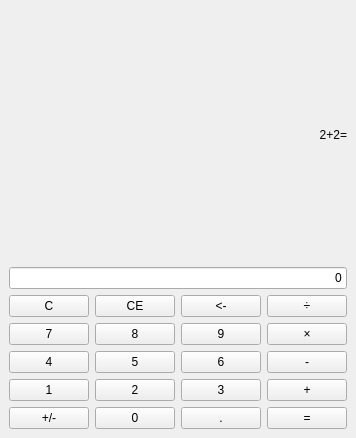
Old version of the form design.ui in the repository SnowFox-95/calc_gui.
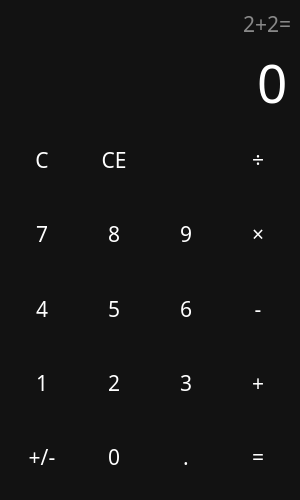
New version of the form. Icons and pictures are not drawn.

Commit message: design.ui - создание поля ввода - создание промежуточного поля - создание кнопок и их переименование - файлы ресурсов - конвертация в файлы питона - дизайн

What changed in the file:
```diff
--- a/design.ui
+++ b/design.ui
@@ -6,17 +6,63 @@
    <rect>
     <x>0</x>
     <y>0</y>
-    <width>338</width>
-    <height>438</height>
+    <width>300</width>
+    <height>500</height>
    </rect>
   </property>
+  <property name="minimumSize">
+   <size>
+    <width>300</width>
+    <height>500</height>
+   </size>
+  </property>
   <property name="windowTitle">
    <string>Calculator4ik</string>
   </property>
+  <property name="windowIcon">
+   <iconset resource="files.qrc">
+    <normaloff>:/icons/outline_calculate_black_24dp.png</normaloff>:/icons/outline_calculate_black_24dp.png</iconset>
+  </property>
+  <property name="styleSheet">
+   <string notr="true">QWidget 
+{
+color: white;
+background-color: #121212;
+font-family: Rubik;
+font-size: 16pt;
+font-weigth: 600;
+}
+
+QPushButton {
+    background-color: transparent;
+    border: none;
+}
+
+QPushButton:hover {
+    background-color: #666;
+
+}
+QPushButton:press {
+    background-color: #888;
+
+}</string>
+  </property>
   <widget class="QWidget" name="centralwidget">
+   <property name="styleSheet">
+    <string notr="true"/>
+   </property>
    <layout class="QVBoxLayout" name="verticalLayout_3">
     <item>
      <widget class="QLabel" name="label">
+      <property name="sizePolicy">
+       <sizepolicy hsizetype="Preferred" vsizetype="Maximum">
+        <horstretch>0</horstretch>
+        <verstretch>0</verstretch>
+       </sizepolicy>
+      </property>
+      <property name="styleSheet">
+       <string notr="true">color:#888;</string>
+      </property>
       <property name="text">
        <string>2+2=</string>
       </property>
@@ -27,9 +73,19 @@
     </item>
     <item>
      <widget class="QLineEdit" name="lineEdit">
+      <property name="sizePolicy">
+       <sizepolicy hsizetype="Expanding" vsizetype="Maximum">
+        <horstretch>0</horstretch>
+        <verstretch>0</verstretch>
+       </sizepolicy>
+      </property>
       <property name="layoutDirection">
        <enum>Qt::LeftToRight</enum>
       </property>
+      <property name="styleSheet">
+       <string notr="true">font-size: 40pt;
+border: none;</string>
+      </property>
       <property name="text">
        <string>0</string>
       </property>
@@ -48,6 +104,15 @@
      <layout class="QGridLayout" name="Layout">
       <item row="0" column="0">
        <widget class="QPushButton" name="btn_C">
+        <property name="sizePolicy">
+         <sizepolicy hsizetype="Minimum" vsizetype="Expanding">
+          <horstretch>0</horstretch>
+          <verstretch>0</verstretch>
+         </sizepolicy>
+        </property>
+        <property name="cursor">
+         <cursorShape>PointingHandCursor</cursorShape>
+        </property>
         <property name="text">
          <string>C</string>
         </property>
@@ -55,6 +120,15 @@
       </item>
       <item row="0" column="1">
        <widget class="QPushButton" name="btn_CE">
+        <property name="sizePolicy">
+         <sizepolicy hsizetype="Minimum" vsizetype="Expanding">
+          <horstretch>0</horstretch>
+          <verstretch>0</verstretch>
+         </sizepolicy>
+        </property>
+        <property name="cursor">
+         <cursorShape>PointingHandCursor</cursorShape>
+        </property>
         <property name="text">
          <string>CE</string>
         </property>
@@ -62,6 +136,15 @@
       </item>
       <item row="2" column="0">
        <widget class="QPushButton" name="btn_4">
+        <property name="sizePolicy">
+         <sizepolicy hsizetype="Minimum" vsizetype="Expanding">
+          <horstretch>0</horstretch>
+          <verstretch>0</verstretch>
+         </sizepolicy>
+        </property>
+        <property name="cursor">
+         <cursorShape>PointingHandCursor</cursorShape>
+        </property>
         <property name="text">
          <string>4</string>
         </property>
@@ -72,6 +155,15 @@
       </item>
       <item row="3" column="2">
        <widget class="QPushButton" name="btn_3">
+        <property name="sizePolicy">
+         <sizepolicy hsizetype="Minimum" vsizetype="Expanding">
+          <horstretch>0</horstretch>
+          <verstretch>0</verstretch>
+         </sizepolicy>
+        </property>
+        <property name="cursor">
+         <cursorShape>PointingHandCursor</cursorShape>
+        </property>
         <property name="text">
          <string>3</string>
         </property>
@@ -82,6 +174,15 @@
       </item>
       <item row="2" column="3">
        <widget class="QPushButton" name="btn_min">
+        <property name="sizePolicy">
+         <sizepolicy hsizetype="Minimum" vsizetype="Expanding">
+          <horstretch>0</horstretch>
+          <verstretch>0</verstretch>
+         </sizepolicy>
+        </property>
+        <property name="cursor">
+         <cursorShape>PointingHandCursor</cursorShape>
+        </property>
         <property name="text">
          <string>-</string>
         </property>
@@ -92,6 +193,15 @@
       </item>
       <item row="3" column="1">
        <widget class="QPushButton" name="btn_2">
+        <property name="sizePolicy">
+         <sizepolicy hsizetype="Minimum" vsizetype="Expanding">
+          <horstretch>0</horstretch>
+          <verstretch>0</verstretch>
+         </sizepolicy>
+        </property>
+        <property name="cursor">
+         <cursorShape>PointingHandCursor</cursorShape>
+        </property>
         <property name="text">
          <string>2</string>
         </property>
@@ -102,6 +212,15 @@
       </item>
       <item row="3" column="0">
        <widget class="QPushButton" name="btn_1">
+        <property name="sizePolicy">
+         <sizepolicy hsizetype="Minimum" vsizetype="Expanding">
+          <horstretch>0</horstretch>
+          <verstretch>0</verstretch>
+         </sizepolicy>
+        </property>
+        <property name="cursor">
+         <cursorShape>PointingHandCursor</cursorShape>
+        </property>
         <property name="text">
          <string>1</string>
         </property>
@@ -112,6 +231,15 @@
       </item>
       <item row="1" column="0">
        <widget class="QPushButton" name="btn_7">
+        <property name="sizePolicy">
+         <sizepolicy hsizetype="Minimum" vsizetype="Expanding">
+          <horstretch>0</horstretch>
+          <verstretch>0</verstretch>
+         </sizepolicy>
+        </property>
+        <property name="cursor">
+         <cursorShape>PointingHandCursor</cursorShape>
+        </property>
         <property name="text">
          <string>7</string>
         </property>
@@ -122,6 +250,15 @@
       </item>
       <item row="2" column="2">
        <widget class="QPushButton" name="btn_6">
+        <property name="sizePolicy">
+         <sizepolicy hsizetype="Minimum" vsizetype="Expanding">
+          <horstretch>0</horstretch>
+          <verstretch>0</verstretch>
+         </sizepolicy>
+        </property>
+        <property name="cursor">
+         <cursorShape>PointingHandCursor</cursorShape>
+        </property>
         <property name="text">
          <string>6</string>
         </property>
@@ -132,6 +269,15 @@
       </item>
       <item row="1" column="1">
        <widget class="QPushButton" name="btn_8">
+        <property name="sizePolicy">
+         <sizepolicy hsizetype="Minimum" vsizetype="Expanding">
+          <horstretch>0</horstretch>
+          <verstretch>0</verstretch>
+         </sizepolicy>
+        </property>
+        <property name="cursor">
+         <cursorShape>PointingHandCursor</cursorShape>
+        </property>
         <property name="text">
          <string>8</string>
         </property>
@@ -139,6 +285,15 @@
       </item>
       <item row="4" column="0">
        <widget class="QPushButton" name="btn_module">
+        <property name="sizePolicy">
+         <sizepolicy hsizetype="Minimum" vsizetype="Expanding">
+          <horstretch>0</horstretch>
+          <verstretch>0</verstretch>
+         </sizepolicy>
+        </property>
+        <property name="cursor">
+         <cursorShape>PointingHandCursor</cursorShape>
+        </property>
         <property name="text">
          <string>+/-</string>
         </property>
@@ -146,6 +301,15 @@
       </item>
       <item row="1" column="2">
        <widget class="QPushButton" name="btn_9">
+        <property name="sizePolicy">
+         <sizepolicy hsizetype="Minimum" vsizetype="Expanding">
+          <horstretch>0</horstretch>
+          <verstretch>0</verstretch>
+         </sizepolicy>
+        </property>
+        <property name="cursor">
+         <cursorShape>PointingHandCursor</cursorShape>
+        </property>
         <property name="text">
          <string>9</string>
         </property>
@@ -156,6 +320,15 @@
       </item>
       <item row="4" column="3">
        <widget class="QPushButton" name="btn_rez">
+        <property name="sizePolicy">
+         <sizepolicy hsizetype="Minimum" vsizetype="Expanding">
+          <horstretch>0</horstretch>
+          <verstretch>0</verstretch>
+         </sizepolicy>
+        </property>
+        <property name="cursor">
+         <cursorShape>PointingHandCursor</cursorShape>
+        </property>
         <property name="text">
          <string>=</string>
         </property>
@@ -166,6 +339,15 @@
       </item>
       <item row="2" column="1">
        <widget class="QPushButton" name="btn_5">
+        <property name="sizePolicy">
+         <sizepolicy hsizetype="Minimum" vsizetype="Expanding">
+          <horstretch>0</horstretch>
+          <verstretch>0</verstretch>
+         </sizepolicy>
+        </property>
+        <property name="cursor">
+         <cursorShape>PointingHandCursor</cursorShape>
+        </property>
         <property name="text">
          <string>5</string>
         </property>
@@ -176,6 +358,15 @@
       </item>
       <item row="4" column="1">
        <widget class="QPushButton" name="btn_0">
+        <property name="sizePolicy">
+         <sizepolicy hsizetype="Minimum" vsizetype="Expanding">
+          <horstretch>0</horstretch>
+          <verstretch>0</verstretch>
+         </sizepolicy>
+        </property>
+        <property name="cursor">
+         <cursorShape>PointingHandCursor</cursorShape>
+        </property>
         <property name="text">
          <string>0</string>
         </property>
@@ -186,6 +377,15 @@
       </item>
       <item row="4" column="2">
        <widget class="QPushButton" name="btn_fract">
+        <property name="sizePolicy">
+         <sizepolicy hsizetype="Minimum" vsizetype="Expanding">
+          <horstretch>0</horstretch>
+          <verstretch>0</verstretch>
+         </sizepolicy>
+        </property>
+        <property name="cursor">
+         <cursorShape>PointingHandCursor</cursorShape>
+        </property>
         <property name="text">
          <string>.</string>
         </property>
@@ -196,6 +396,15 @@
       </item>
       <item row="0" column="3">
        <widget class="QPushButton" name="btn_div">
+        <property name="sizePolicy">
+         <sizepolicy hsizetype="Minimum" vsizetype="Expanding">
+          <horstretch>0</horstretch>
+          <verstretch>0</verstretch>
+         </sizepolicy>
+        </property>
+        <property name="cursor">
+         <cursorShape>PointingHandCursor</cursorShape>
+        </property>
         <property name="text">
          <string>÷</string>
         </property>
@@ -206,6 +415,15 @@
       </item>
       <item row="3" column="3">
        <widget class="QPushButton" name="btn_plus">
+        <property name="sizePolicy">
+         <sizepolicy hsizetype="Minimum" vsizetype="Expanding">
+          <horstretch>0</horstretch>
+          <verstretch>0</verstretch>
+         </sizepolicy>
+        </property>
+        <property name="cursor">
+         <cursorShape>PointingHandCursor</cursorShape>
+        </property>
         <property name="text">
          <string>+</string>
         </property>
@@ -216,6 +434,15 @@
       </item>
       <item row="1" column="3">
        <widget class="QPushButton" name="btn_mult">
+        <property name="sizePolicy">
+         <sizepolicy hsizetype="Minimum" vsizetype="Expanding">
+          <horstretch>0</horstretch>
+          <verstretch>0</verstretch>
+         </sizepolicy>
+        </property>
+        <property name="cursor">
+         <cursorShape>PointingHandCursor</cursorShape>
+        </property>
         <property name="text">
          <string>×</string>
         </property>
@@ -226,8 +453,27 @@
       </item>
       <item row="0" column="2">
        <widget class="QPushButton" name="btn_backspc">
+        <property name="sizePolicy">
+         <sizepolicy hsizetype="Minimum" vsizetype="Expanding">
+          <horstretch>0</horstretch>
+          <verstretch>0</verstretch>
+         </sizepolicy>
+        </property>
+        <property name="cursor">
+         <cursorShape>PointingHandCursor</cursorShape>
+        </property>
         <property name="text">
-         <string>&lt;-</string>
+         <string/>
+        </property>
+        <property name="icon">
+         <iconset resource="files.qrc">
+          <normaloff>:/icons/outline_backspace_white_24dp.png</normaloff>:/icons/outline_backspace_white_24dp.png</iconset>
+        </property>
+        <property name="iconSize">
+         <size>
+          <width>24</width>
+          <height>24</height>
+         </size>
         </property>
         <property name="shortcut">
          <string>Backspace</string>
```
Left out of the diff: 4 changed lines with no effect on the pictures. The commit also changes 6 other files.
